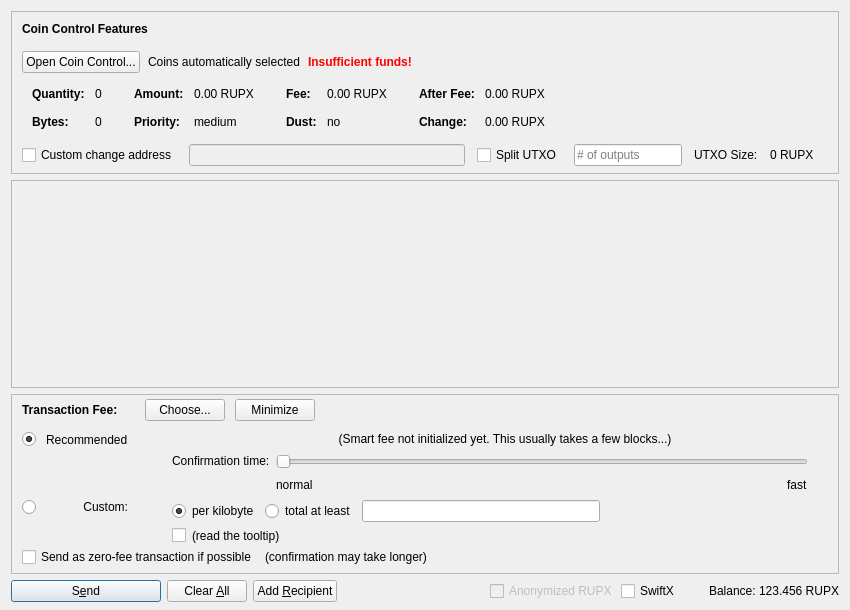
Before: the Qt Designer form src/qt/forms/sendcoinsdialog.ui in jiyocommunity/jiyox, drawn with Qt 5.
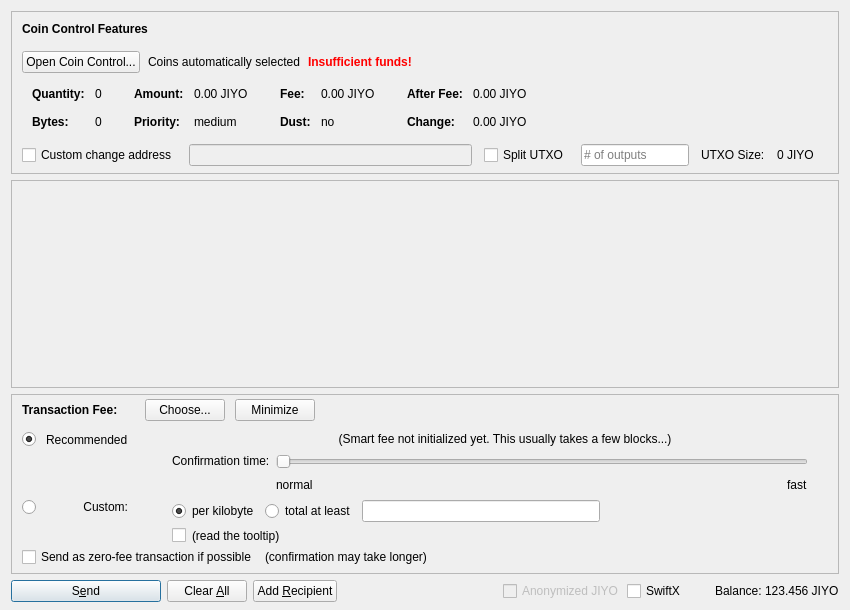
After: the same form once the commit is applied. Icons and pictures are not drawn. Custom widgets are drawn as their Qt base class.

What changed in the file:
```diff
--- a/src/qt/forms/sendcoinsdialog.ui
+++ b/src/qt/forms/sendcoinsdialog.ui
@@ -324,7 +324,7 @@
                   <enum>Qt::ActionsContextMenu</enum>
                  </property>
                  <property name="text">
-                  <string notr="true">0.00 RUPX</string>
+                  <string notr="true">0.00 JIYO</string>
                  </property>
                  <property name="textInteractionFlags">
                   <set>Qt::LinksAccessibleByMouse|Qt::TextSelectableByKeyboard|Qt::TextSelectableByMouse</set>
@@ -404,7 +404,7 @@
                   <enum>Qt::ActionsContextMenu</enum>
                  </property>
                  <property name="text">
-                  <string notr="true">0.00 RUPX</string>
+                  <string notr="true">0.00 JIYO</string>
                  </property>
                  <property name="textInteractionFlags">
                   <set>Qt::LinksAccessibleByMouse|Qt::TextSelectableByKeyboard|Qt::TextSelectableByMouse</set>
@@ -484,7 +484,7 @@
                   <enum>Qt::ActionsContextMenu</enum>
                  </property>
                  <property name="text">
-                  <string notr="true">0.00 RUPX</string>
+                  <string notr="true">0.00 JIYO</string>
                  </property>
                  <property name="textInteractionFlags">
                   <set>Qt::LinksAccessibleByMouse|Qt::TextSelectableByKeyboard|Qt::TextSelectableByMouse</set>
@@ -513,7 +513,7 @@
                   <enum>Qt::ActionsContextMenu</enum>
                  </property>
                  <property name="text">
-                  <string notr="true">0.00 RUPX</string>
+                  <string notr="true">0.00 JIYO</string>
                  </property>
                  <property name="textInteractionFlags">
                   <set>Qt::LinksAccessibleByMouse|Qt::TextSelectableByKeyboard|Qt::TextSelectableByMouse</set>
@@ -594,7 +594,7 @@
           <item>
            <widget class="QLabel" name="labelBlockSize">
             <property name="text">
-             <string>0 RUPX</string>
+             <string>0 JIYO</string>
             </property>
            </widget>
           </item>
@@ -1390,7 +1390,7 @@
           <bool>false</bool>
          </property>
          <property name="text">
-          <string>Anonymized RUPX</string>
+          <string>Anonymized JIYO</string>
          </property>
         </widget>
        </item>
@@ -1429,7 +1429,7 @@
           <cursorShape>IBeamCursor</cursorShape>
          </property>
          <property name="text">
-          <string notr="true">123.456 RUPX</string>
+          <string notr="true">123.456 JIYO</string>
          </property>
          <property name="textInteractionFlags">
           <set>Qt::LinksAccessibleByMouse|Qt::TextSelectableByKeyboard|Qt::TextSelectableByMouse</set>
```
Left out of the diff: 18 changed lines with no effect on the pictures.
